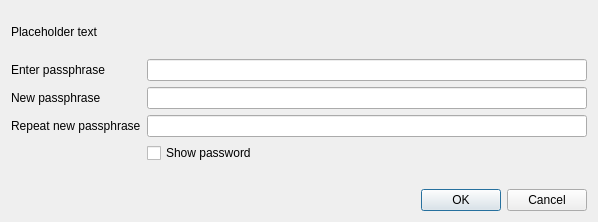
Old version of the form src/qt/forms/askpassphrasedialog.ui in the repository hardwarewise/SIN-core.
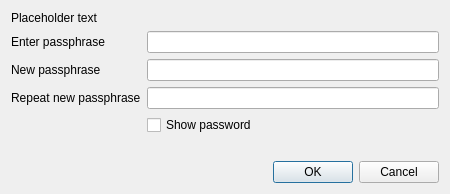
New version of the form.

```diff
--- a/src/qt/forms/askpassphrasedialog.ui
+++ b/src/qt/forms/askpassphrasedialog.ui
@@ -6,8 +6,8 @@
    <rect>
     <x>0</x>
     <y>0</y>
-    <width>598</width>
-    <height>222</height>
+    <width>450</width>
+    <height>191</height>
    </rect>
   </property>
   <property name="sizePolicy">
@@ -18,7 +18,7 @@
   </property>
   <property name="minimumSize">
    <size>
-    <width>550</width>
+    <width>450</width>
     <height>0</height>
    </size>
   </property>
@@ -119,6 +119,11 @@
    </item>
    <item>
     <widget class="QDialogButtonBox" name="buttonBox">
+     <property name="styleSheet">
+      <string notr="true">#buttonBox *[text=&quot;OK&quot;] {
+  min-width: 80px;
+}</string>
+     </property>
      <property name="orientation">
       <enum>Qt::Horizontal</enum>
      </property>
```
